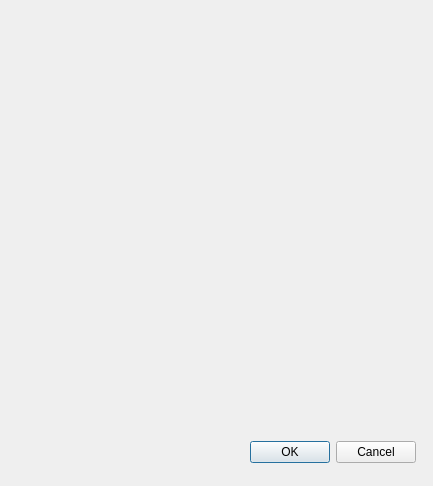
This is apunteform.ui in rtufino/askme as Qt 5 draws it before an edit. The edited form follows.
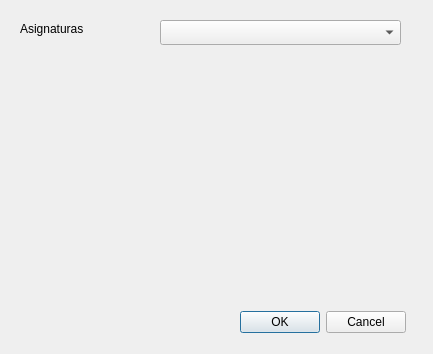
This is the edited form.

Commit message: Lista de asignaturas en ApunteForm

```diff
--- a/apunteform.ui
+++ b/apunteform.ui
@@ -7,7 +7,7 @@
     <x>0</x>
     <y>0</y>
     <width>433</width>
-    <height>486</height>
+    <height>354</height>
    </rect>
   </property>
   <property name="windowTitle">
@@ -16,8 +16,8 @@
   <widget class="QDialogButtonBox" name="buttonBox">
    <property name="geometry">
     <rect>
-     <x>250</x>
-     <y>440</y>
+     <x>240</x>
+     <y>310</y>
      <width>166</width>
      <height>25</height>
     </rect>
@@ -26,6 +26,29 @@
     <set>QDialogButtonBox::Cancel|QDialogButtonBox::Ok</set>
    </property>
   </widget>
+  <widget class="QComboBox" name="cmbAsignaturas">
+   <property name="geometry">
+    <rect>
+     <x>160</x>
+     <y>20</y>
+     <width>241</width>
+     <height>25</height>
+    </rect>
+   </property>
+  </widget>
+  <widget class="QLabel" name="label">
+   <property name="geometry">
+    <rect>
+     <x>20</x>
+     <y>20</y>
+     <width>111</width>
+     <height>17</height>
+    </rect>
+   </property>
+   <property name="text">
+    <string>Asignaturas</string>
+   </property>
+  </widget>
  </widget>
  <resources/>
  <connections/>
```
The commit also changes 4 other files.
